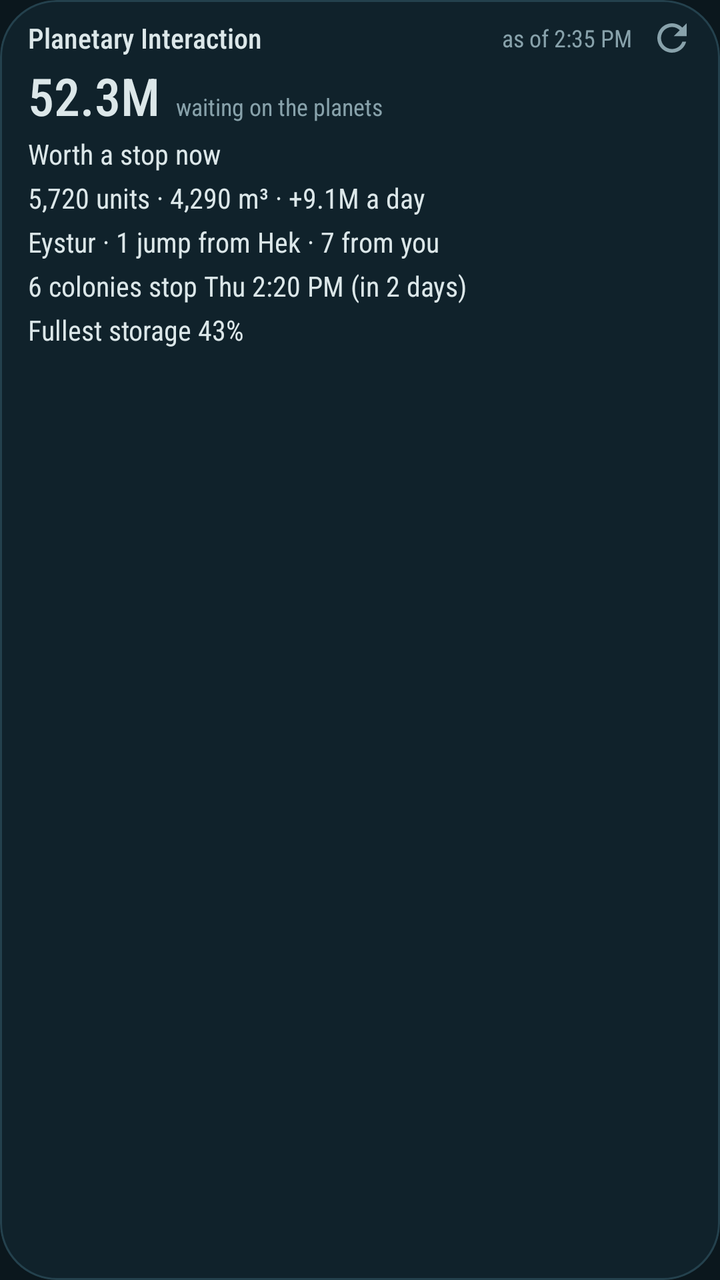
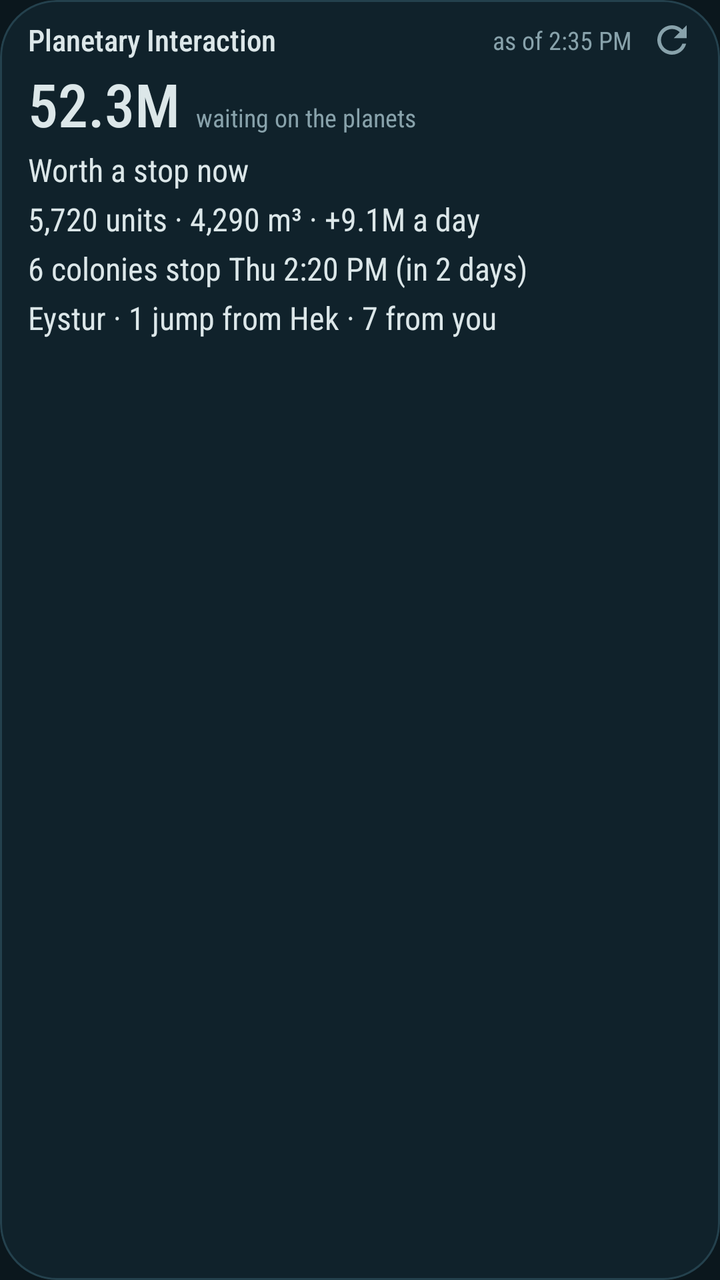

An Android layout rendered at two revisions. The XML below is the earlier revision; the diff shows what the commit changed to produce the second picture.
<!-- AndroidManifest.xml: application theme Theme.EveOps -->
<!-- res/layout/widget_pi.xml -->
<?xml version="1.0" encoding="utf-8"?>
<LinearLayout xmlns:android="http://schemas.android.com/apk/res/android"
    android:id="@android:id/background"
    android:layout_width="match_parent"
    android:layout_height="match_parent"
    android:background="@drawable/widget_bg"
    android:clipToOutline="true"
    android:orientation="vertical"
    android:paddingStart="14dp"
    android:paddingTop="4dp"
    android:paddingEnd="4dp"
    android:paddingBottom="10dp">

    <LinearLayout
        android:layout_width="match_parent"
        android:layout_height="30dp"
        android:gravity="center_vertical"
        android:orientation="horizontal">

        <TextView
            android:id="@+id/title"
            style="@style/W.Title"
            android:layout_width="0dp"
            android:layout_weight="1"
            android:text="Planetary Interaction" />

        <TextView
            android:id="@+id/as_of"
            style="@style/W.Dim"
            android:text="as of 2:35 PM" />

        <ImageView
            android:id="@+id/refresh"
            android:layout_width="40dp"
            android:layout_height="30dp"
            android:contentDescription="@string/refresh"
            android:paddingHorizontal="9dp"
            android:paddingVertical="4dp"
            android:src="@drawable/ic_refresh" />
    </LinearLayout>

    <LinearLayout
        android:layout_width="match_parent"
        android:layout_height="wrap_content"
        android:orientation="horizontal"
        android:paddingEnd="10dp">

        <TextView
            android:id="@+id/big"
            style="@style/W.Big"
            android:text="52.3M" />

        <TextView
            android:id="@+id/big_note"
            style="@style/W.Dim"
            android:layout_marginStart="8dp"
            android:text="waiting on the planets" />
    </LinearLayout>

    <TextView
        android:id="@+id/line1"
        style="@style/W.Line"
        android:paddingEnd="10dp"
        android:text="Worth a stop now" />

    <TextView
        android:id="@+id/line2"
        style="@style/W.Line"
        android:paddingEnd="10dp"
        android:text="5,720 units · 4,290 m³ · +9.1M a day" />

    <TextView
        android:id="@+id/line3"
        style="@style/W.Line"
        android:paddingEnd="10dp"
        android:text="Eystur · 1 jump from Hek · 7 from you" />

    <TextView
        android:id="@+id/line4"
        style="@style/W.Line"
        android:paddingEnd="10dp"
        android:text="6 colonies stop Thu 2:20 PM (in 2 days)" />

    <TextView
        android:id="@+id/line5"
        style="@style/W.Line"
        android:paddingEnd="10dp"
        android:text="Fullest storage 43%" />

    <TextView
        android:id="@+id/line6"
        style="@style/W.Line"
        android:paddingEnd="10dp"
        android:text=""
        android:visibility="gone" />
</LinearLayout>
<!-- resources referenced by this layout -->
<resources>
  <!-- drawable ic_refresh (drawable) -->
  <?xml version="1.0" encoding="utf-8"?>
  <vector xmlns:android="http://schemas.android.com/apk/res/android"
      android:width="24dp" android:height="24dp" android:viewportWidth="24" android:viewportHeight="24">
      <path android:fillColor="#88A2AB"
          android:pathData="M17.65,6.35C16.2,4.9 14.21,4 12,4c-4.42,0 -7.99,3.58 -7.99,8s3.57,8 7.99,8c3.73,0 6.84,-2.55 7.73,-6h-2.08c-0.82,2.33 -3.04,4 -5.65,4 -3.31,0 -6,-2.69 -6,-6s2.69,-6 6,-6c1.66,0 3.14,0.69 4.22,1.78L13,11h7V4l-2.35,2.35z" />
  </vector>
  <!-- drawable widget_bg (drawable) -->
  <?xml version="1.0" encoding="utf-8"?>
  <shape xmlns:android="http://schemas.android.com/apk/res/android" android:shape="rectangle">
      <solid android:color="@color/hull" />
      <stroke android:width="1dp" android:color="@color/seam" />
      <corners android:radius="@android:dimen/system_app_widget_background_radius" />
  </shape>
  <string name="refresh">Refresh</string>
  <style name="W.Big">
          <item name="android:fontFamily">sans-serif-condensed-medium</item>
          <item name="android:textSize">26sp</item>
          <item name="android:includeFontPadding">false</item>
      </style>
  <style name="W.Dim">
          <item name="android:textSize">12sp</item>
          <item name="android:textColor">@color/dim</item>
      </style>
  <style name="W.Line">
          <item name="android:layout_width">match_parent</item>
          <item name="android:layout_marginTop">3dp</item>
          <item name="android:textSize">14sp</item>
      </style>
  <style name="W.Title">
          <item name="android:fontFamily">sans-serif-condensed-medium</item>
          <item name="android:textSize">14sp</item>
      </style>
  <style name="Theme.EveOps" parent="android:Theme.Material.NoActionBar">
          <item name="android:windowBackground">@color/space</item>
          <item name="android:statusBarColor">@color/space</item>
          <item name="android:navigationBarColor">@color/space</item>
          <item name="android:windowLightStatusBar">false</item>
          <item name="android:colorAccent">@color/isk</item>
      </style>
  <color name="hull">#10222B</color>
  <color name="seam">#24414D</color>
  <color name="dim">#88A2AB</color>
  <color name="space">#0B171D</color>
  <color name="isk">#F2B94B</color>
</resources>

<!-- the commit's change to res/layout/widget_pi.xml (unified diff, before → after) -->
@@ -12,8 +12,9 @@
     android:paddingBottom="10dp">
 
     <LinearLayout
+        android:id="@+id/head"
         android:layout_width="match_parent"
-        android:layout_height="30dp"
+        android:layout_height="32dp"
         android:gravity="center_vertical"
         android:orientation="horizontal">
 
@@ -32,10 +33,10 @@
         <ImageView
             android:id="@+id/refresh"
             android:layout_width="40dp"
-            android:layout_height="30dp"
+            android:layout_height="match_parent"
             android:contentDescription="@string/refresh"
             android:paddingHorizontal="9dp"
-            android:paddingVertical="4dp"
+            android:paddingVertical="5dp"
             android:src="@drawable/ic_refresh" />
     </LinearLayout>
 
@@ -73,19 +74,20 @@
         android:id="@+id/line3"
         style="@style/W.Line"
         android:paddingEnd="10dp"
-        android:text="Eystur · 1 jump from Hek · 7 from you" />
+        android:text="6 colonies stop Thu 2:20 PM (in 2 days)" />
 
     <TextView
         android:id="@+id/line4"
         style="@style/W.Line"
         android:paddingEnd="10dp"
-        android:text="6 colonies stop Thu 2:20 PM (in 2 days)" />
+        android:text="Eystur · 1 jump from Hek · 7 from you" />
 
     <TextView
         android:id="@+id/line5"
         style="@style/W.Line"
         android:paddingEnd="10dp"
-        android:text="Fullest storage 43%" />
+        android:text=""
+        android:visibility="gone" />
 
     <TextView
         android:id="@+id/line6"
<!-- resource entries referenced after the edit -->
@@ -17,21 +17,21 @@
   <string name="refresh">Refresh</string>
   <style name="W.Big">
           <item name="android:fontFamily">sans-serif-condensed-medium</item>
-          <item name="android:textSize">26sp</item>
+          <item name="android:textSize">30sp</item>
           <item name="android:includeFontPadding">false</item>
       </style>
   <style name="W.Dim">
-          <item name="android:textSize">12sp</item>
+          <item name="android:textSize">12.5sp</item>
           <item name="android:textColor">@color/dim</item>
       </style>
   <style name="W.Line">
           <item name="android:layout_width">match_parent</item>
           <item name="android:layout_marginTop">3dp</item>
-          <item name="android:textSize">14sp</item>
+          <item name="android:textSize">16sp</item>
       </style>
   <style name="W.Title">
           <item name="android:fontFamily">sans-serif-condensed-medium</item>
-          <item name="android:textSize">14sp</item>
+          <item name="android:textSize">15sp</item>
       </style>
   <style name="Theme.EveOps" parent="android:Theme.Material.NoActionBar">
           <item name="android:windowBackground">@color/space</item>
